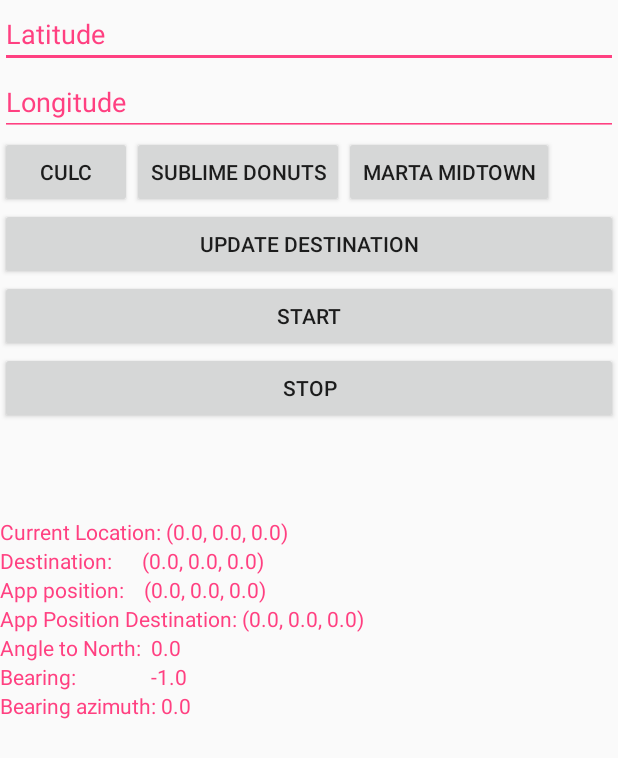
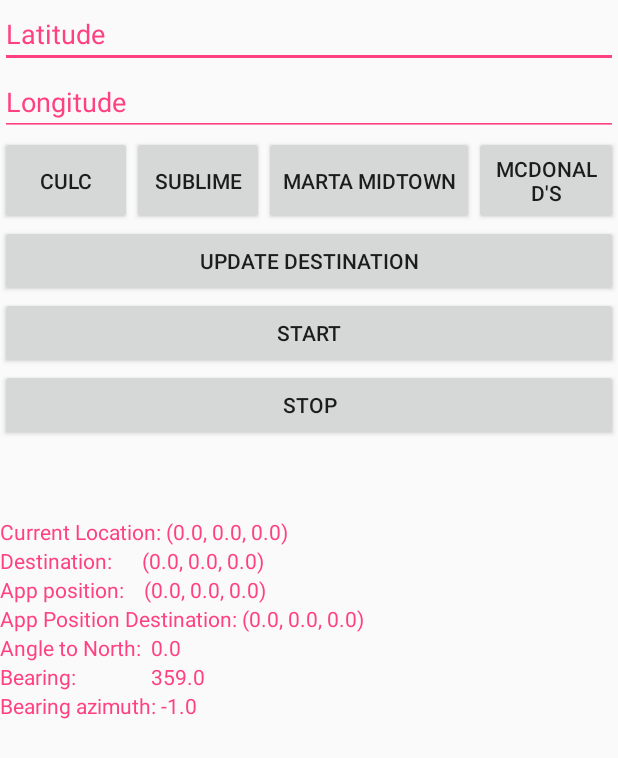
Before and after one commit to rhiannanberry/BinauralAudioService, an Android app: the screen it shows after launch (MainActivity), on a phone screen of 412 x 824 dp. Shown: the top 758 px of the screen. Run offline under Robolectric (Android 15) with nearby library versions, the phone set to English and light mode, and no system bars; libraries missing offline, so code that uses them is left out: com.google.vr.sdk; plain views replace GvrView; 13 statements that could not run were skipped.

Commit message:
ok, ok, ok, things make sense now, I'm pretty sure. Most important, we now have a correct way to calculate shortest angle and direction to go back to facing your destination

```diff
--- a/app/src/main/java/com/compaudio/javabinauralservice/MainActivity.java
+++ b/app/src/main/java/com/compaudio/javabinauralservice/MainActivity.java
@@ -41,7 +41,7 @@ import models.Vector3;
 public class MainActivity extends Activity implements View.OnClickListener, GvrView.StereoRenderer {
     private static final String TAG = "BinauralMainActivity";
 
-    private Button start, stop, destUpdate, marta, sublime, culc;
+    private Button start, stop, destUpdate, marta, sublime, culc, mcd;
     private GvrAudioEngine ae;
     private ArrayList<Integer> musicSourceId;
     private int currentSong = 0, sourceId = GvrAudioEngine.INVALID_ID;
@@ -103,6 +103,8 @@ public class MainActivity extends Activity implements View.OnClickListener, GvrV
         sublime = (Button) findViewById(R.id.buttonSublime);
         start = (Button) findViewById(R.id.buttonStart);
         stop = (Button) findViewById(R.id.buttonStop);
+        mcd = (Button) findViewById(R.id.buttonMcd);
+        mcd.setOnClickListener(this);
         destUpdate.setOnClickListener(this);
         marta.setOnClickListener(this);
         culc.setOnClickListener(this);
@@ -140,9 +142,16 @@ public class MainActivity extends Activity implements View.OnClickListener, GvrV
                                 if (sourceId  != ae.INVALID_ID) {
                                     ae.update();
                                 }
-                                       userLocation.setText("Current Location: " + user.getXy().toString());
+                                       userLocation.setText("Current Location: " + user.getWorldPosition().toString());
                                     userDestination.setText("Destination:      " + user.getDestinationVec().toString());
-                                 angleToDestination.setText("Bearing azimuth: " + user.compass.getBearingAzimuth());
+                                    //180 off of current heading
+                                    float offAngle = (user.compass.getBearingDegrees() - user.compass.getAzimuth());
+                                    offAngle = (offAngle < -180) ? offAngle+360 : offAngle;
+                                    offAngle = (offAngle > 180) ? offAngle-360 : offAngle;
+
+                                    //this should be -180 < angle < 180
+                                    //- means shortest turn is left, + means shortest turn is right
+                                 angleToDestination.setText("Bearing azimuth: " + offAngle);
                                     userLocationApp.setText("App position:    " + user.getPosition().toString());
                                             azimuth.setText("Angle to North:  " + user.compass.getAzimuth());
                                             bearing.setText("Bearing:               " + user.compass.getBearingDegrees());
@@ -204,6 +213,10 @@ public class MainActivity extends Activity implements View.OnClickListener, GvrV
         } else if (view == sublime) {
             latIn.setText("33.781878");
             lonIn.setText("-84.404919");
+        }else if (view == mcd ){
+            latIn.setText("33.785088");
+            lonIn.setText("-84.406588");
+
         } else if (view == start) {
             playMusic();
         } else if (view == stop) {
--- a/app/src/main/java/models/Compass.java
+++ b/app/src/main/java/models/Compass.java
@@ -75,7 +75,7 @@ public class Compass implements SensorEventListener {
     }
 
     public float getBearingDegrees() {
-        return bearingDegrees%360;
+        return (360+bearingDegrees)%360;
     }
 
     @Override
--- a/app/src/main/res/layout/activity_main.xml
+++ b/app/src/main/res/layout/activity_main.xml
@@ -41,6 +41,7 @@
             android:backgroundTint="@color/colorAccent"
 
             android:outlineAmbientShadowColor="@color/colorAccent"/>
+
         <android.support.v7.widget.LinearLayoutCompat
             android:layout_width="match_parent"
             android:layout_height="wrap_content"
@@ -52,12 +53,17 @@
                 android:layout_height="match_parent" />
             <Button
                 android:id="@+id/buttonSublime"
-                android:text="Sublime Donuts"
+                android:text="Sublime"
                 android:layout_width="wrap_content"
                 android:layout_height="match_parent" />
             <Button
                 android:id="@+id/buttonMarta"
                 android:text="MARTA Midtown"
+                android:layout_width="wrap_content"
+                android:layout_height="match_parent" />
+            <Button
+                android:id="@+id/buttonMcd"
+                android:text="Mcdonald's"
                 android:layout_width="wrap_content"
                 android:layout_height="match_parent" />
         </android.support.v7.widget.LinearLayoutCompat>
```
Also changed, not shown: app/src/main/java/models/User.java (+30 -42 lines).
